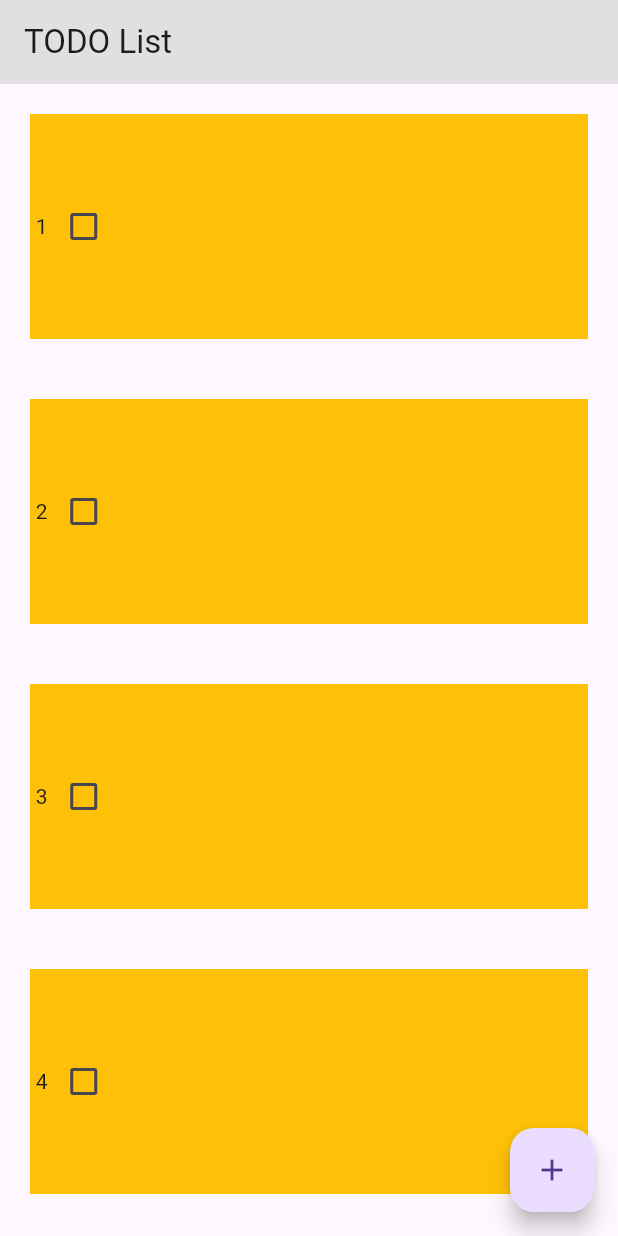
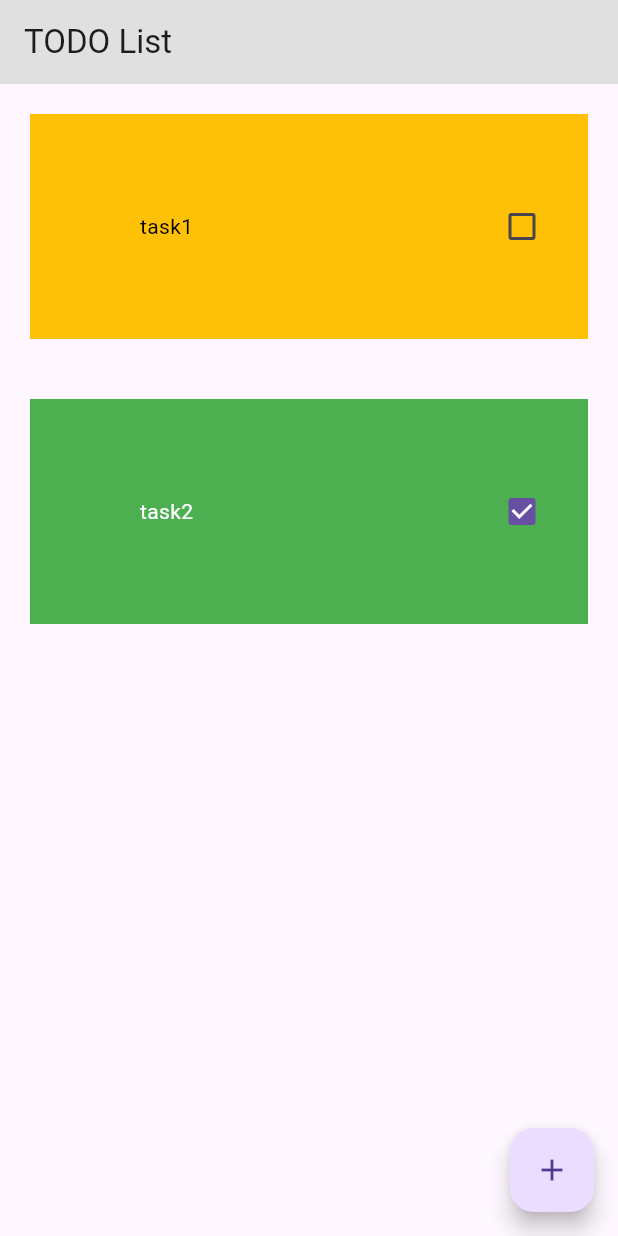
Before and after one commit to ponomarenko24/task8, a Flutter app: the screen it shows after launch, on a phone screen of 412 x 824 dp. Run offline on Flutter 3.47's test engine with Material 3 defaults, Android fonts, the phone set to English and light mode, and no system bars.

Commit message:
Added Drag & Drop for tasks. Added color animation for checkbox with done tasks

```diff
--- a/lib/main.dart
+++ b/lib/main.dart
@@ -13,7 +13,12 @@ class MyApp extends StatelessWidget {
   }
 }
 
-List<String> items = ['1', '2', '3', '4', '5', '6', '7', '8', '9', '10'];
+class Task {
+  String describe;
+  bool isChecked;
+
+  Task(this.describe, {this.isChecked = false});
+}
 
 class MainApp extends StatefulWidget {
   const MainApp({super.key});
@@ -23,6 +28,8 @@ class MainApp extends StatefulWidget {
 }
 
 class _MainAppState extends State<MainApp> {
+  final List<Task> _tasks = [Task("task1"), Task("task2", isChecked: true)];
+
   final TextEditingController _controller = TextEditingController();
 
   @override
@@ -33,7 +40,20 @@ class _MainAppState extends State<MainApp> {
           backgroundColor: Colors.grey[300],
           title: Text("TODO List"),
         ),
-        body: taskList(context),
+        body: ReorderableListView.builder(
+          itemCount: _tasks.length,
+          onReorder: (oldIndex, newIndex) {
+            setState(() {
+              if (newIndex > oldIndex) newIndex--;
+              final task = _tasks.removeAt(oldIndex);
+              _tasks.insert(newIndex, task);
+            });
+          },
+          itemBuilder: (BuildContext context, int index) {
+            final task = _tasks[index];
+            return dismissSwipe(task);
+          },
+        ),
         floatingActionButton: FloatingActionButton(
           onPressed: () => dialogWindow(context),
           child: Icon(Icons.add),
@@ -42,24 +62,13 @@ class _MainAppState extends State<MainApp> {
     );
   }
 
-  Widget taskList(context) {
-    return ListView.builder(
-      scrollDirection: Axis.vertical,
-      itemCount: items.length,
-      itemBuilder: (BuildContext context, int index) {
-        final item = items[index];
-        return dismissSwipe(item, index);
-      },
-    );
-  }
-
-  Widget dismissSwipe(item, index) {
+  Widget dismissSwipe(task) {
     return Dismissible(
-      key: Key(item),
+      key: ValueKey(task.describe),
       direction: DismissDirection.endToStart,
       onDismissed: (direction) {
         setState(() {
-          items.removeAt(index);
+          _tasks.remove(task);
         });
       },
       background: Container(
@@ -68,25 +77,46 @@ class _MainAppState extends State<MainApp> {
         padding: const EdgeInsets.symmetric(horizontal: 20),
         child: const Icon(Icons.delete, color: Colors.white),
       ),
-      child: taskContainer(index),
+      child: taskContainer(task),
     );
   }
 
-bool? isChecked = false;
-
-  Widget taskContainer(index) {
-    return Container(
+  Widget taskContainer(task) {
+    return AnimatedContainer(
+      duration: const Duration(milliseconds: 300),
+      curve: Curves.easeInOut,
       height: 150,
-      margin: EdgeInsets.all(20),
-      color: Colors.amber,
+      margin: const EdgeInsets.all(20),
+      padding: const EdgeInsets.all(20),
+      color: task.isChecked ? Colors.green : Colors.amber,
       child: Row(
         children: [
-          Text(" ${items[index]}"),
-          Checkbox(value: isChecked, onChanged: (bool? value)  {
-            setState(() {
-              isChecked = value;
-            });
-          })
+          Expanded(
+            child: AnimatedSwitcher(
+              duration: const Duration(milliseconds: 500),
+              transitionBuilder:
+                  (child, animation) =>
+                      FadeTransition(opacity: animation, child: child),
+              child: Text(
+                task.describe,
+                key: ValueKey<bool>(task.isChecked),
+                maxLines: 5,
+                overflow: TextOverflow.ellipsis,
+                style: TextStyle(
+                  color: task.isChecked ? Colors.white : Colors.black,
+                ),
+              ),
+            ),
+          ),
+          const Spacer(),
+          Checkbox(
+            value: task.isChecked,
+            onChanged: (_) {
+              setState(() {
+                task.isChecked = task.isChecked == true ? false : true;
+              });
+            },
+          ),
         ],
       ),
     );
@@ -95,7 +125,7 @@ bool? isChecked = false;
   void _addTask() {
     final text = _controller.text.trim();
     setState(() {
-      items.insert(0, text);
+      _tasks.insert(0, Task(text));
     });
   }
 
```
